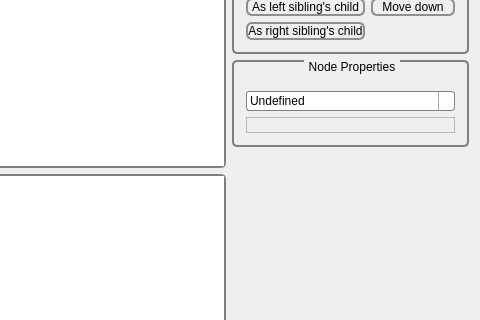
First picture: the form in trunk/qt-frontend/QtQuatschEditor/forms/qtquatscheditor.ui, repository phresnel/picogen, before the edit; both pictures show x 317 to 797 and y 287 to 607 of the 797 by 691 pixel window.
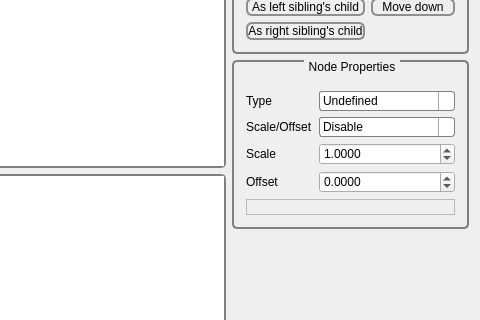
Second picture: the form after the edit. Icons and pictures are not drawn.

Commit message: add: (optional) scale/offset for all nodes

Diff of the .ui file:
```diff
--- a/trunk/qt-frontend/QtQuatschEditor/forms/qtquatscheditor.ui
+++ b/trunk/qt-frontend/QtQuatschEditor/forms/qtquatscheditor.ui
@@ -388,13 +388,115 @@
          <enum>QLayout::SetMinimumSize</enum>
         </property>
         <item>
+         <layout class="QFormLayout" name="formLayout">
+          <property name="sizeConstraint">
+           <enum>QLayout::SetDefaultConstraint</enum>
+          </property>
+          <property name="fieldGrowthPolicy">
+           <enum>QFormLayout::AllNonFixedFieldsGrow</enum>
+          </property>
+          <item row="1" column="1">
+           <widget class="QComboBox" name="scaleOffsetMode">
+            <item>
+             <property name="text">
+              <string>Disable</string>
+             </property>
+            </item>
+            <item>
+             <property name="text">
+              <string>Offset, scale</string>
+             </property>
+            </item>
+            <item>
+             <property name="text">
+              <string>Scale, offset</string>
+             </property>
+            </item>
+           </widget>
+          </item>
+          <item row="2" column="1">
+           <widget class="QDoubleSpinBox" name="scale">
+            <property name="sizePolicy">
+             <sizepolicy hsizetype="Minimum" vsizetype="Fixed">
+              <horstretch>0</horstretch>
+              <verstretch>0</verstretch>
+             </sizepolicy>
+            </property>
+            <property name="decimals">
+             <number>4</number>
+            </property>
+            <property name="minimum">
+             <double>-100000.000000000000000</double>
+            </property>
+            <property name="maximum">
+             <double>100000.000000000000000</double>
+            </property>
+            <property name="value">
+             <double>1.000000000000000</double>
+            </property>
+           </widget>
+          </item>
+          <item row="3" column="1">
+           <widget class="QDoubleSpinBox" name="offset">
+            <property name="sizePolicy">
+             <sizepolicy hsizetype="Minimum" vsizetype="Fixed">
+              <horstretch>0</horstretch>
+              <verstretch>0</verstretch>
+             </sizepolicy>
+            </property>
+            <property name="decimals">
+             <number>4</number>
+            </property>
+            <property name="minimum">
+             <double>-100000.000000000000000</double>
+            </property>
+            <property name="value">
+             <double>0.000000000000000</double>
+            </property>
+           </widget>
+          </item>
+          <item row="0" column="0">
+           <widget class="QLabel" name="label">
+            <property name="text">
+             <string>Type</string>
+            </property>
+           </widget>
+          </item>
+          <item row="1" column="0">
+           <widget class="QLabel" name="label_2">
+            <property name="text">
+             <string>Scale/Offset</string>
+            </property>
+           </widget>
+          </item>
+          <item row="2" column="0">
+           <widget class="QLabel" name="label_3">
+            <property name="text">
+             <string>Scale</string>
+            </property>
+           </widget>
+          </item>
+          <item row="3" column="0">
+           <widget class="QLabel" name="label_4">
+            <property name="text">
+             <string>Offset</string>
+            </property>
+           </widget>
+          </item>
+          <item row="0" column="1">
          <widget class="QComboBox" name="typeCombo">
           <property name="sizePolicy">
-           <sizepolicy hsizetype="Preferred" vsizetype="Fixed">
+             <sizepolicy hsizetype="Ignored" vsizetype="Fixed">
             <horstretch>0</horstretch>
             <verstretch>0</verstretch>
            </sizepolicy>
           </property>
+            <property name="maximumSize">
+             <size>
+              <width>16777215</width>
+              <height>16777215</height>
+             </size>
+            </property>
           <property name="frame">
            <bool>true</bool>
           </property>
@@ -601,6 +703,8 @@
            </property>
           </item>
          </widget>
+          </item>
+         </layout>
         </item>
         <item>
          <widget class="QLabel" name="helpText">
```
Lines whose indentation alone changed are shown as unchanged. The commit also changes 4 other files.
